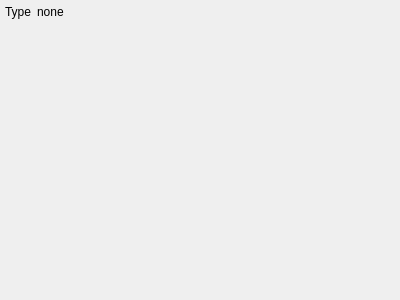
awkwardSpeedEnthusiast/yoyo, file src/gui/propertyWidget/src/property_widget.ui: the form before one commit.
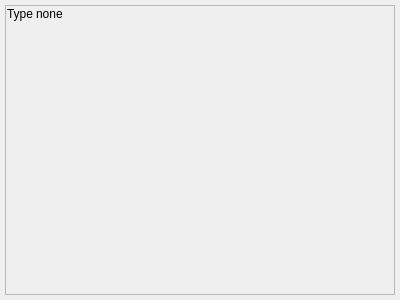
The form after the commit.

Commit message: Wrapped property widget in scroll area

Diff of the .ui file:
```diff
--- a/src/gui/propertyWidget/src/property_widget.ui
+++ b/src/gui/propertyWidget/src/property_widget.ui
@@ -14,27 +14,54 @@
    <string>Properties</string>
   </property>
   <widget class="QWidget" name="dockWidgetContents">
-   <layout class="QFormLayout" name="formLayout">
+   <layout class="QVBoxLayout" name="verticalLayout">
     <property name="sizeConstraint">
      <enum>QLayout::SetNoConstraint</enum>
     </property>
-    <property name="labelAlignment">
-     <set>Qt::AlignBottom|Qt::AlignLeading|Qt::AlignLeft</set>
+    <property name="leftMargin">
+     <number>5</number>
     </property>
+    <property name="topMargin">
+     <number>5</number>
+    </property>
+    <property name="rightMargin">
+     <number>5</number>
+    </property>
+    <property name="bottomMargin">
+     <number>5</number>
+    </property>
+    <item>
+     <widget class="QScrollArea" name="scrollArea">
+      <property name="widgetResizable">
+       <bool>true</bool>
+      </property>
+      <widget class="QWidget" name="content_widget">
+       <property name="geometry">
+        <rect>
+         <x>0</x>
+         <y>0</y>
+         <width>388</width>
+         <height>269</height>
+        </rect>
+       </property>
+       <layout class="QFormLayout" name="formLayout">
     <property name="horizontalSpacing">
-     <number>5</number>
+         <number>2</number>
+        </property>
+        <property name="verticalSpacing">
+         <number>2</number>
     </property>
     <property name="leftMargin">
-     <number>5</number>
+         <number>1</number>
     </property>
     <property name="topMargin">
-     <number>5</number>
+         <number>1</number>
     </property>
     <property name="rightMargin">
-     <number>5</number>
+         <number>1</number>
     </property>
     <property name="bottomMargin">
-     <number>5</number>
+         <number>1</number>
     </property>
     <item row="0" column="0">
      <widget class="QLabel" name="label">
@@ -48,6 +75,10 @@
       <property name="text">
        <string>none</string>
       </property>
+         </widget>
+        </item>
+       </layout>
+      </widget>
      </widget>
     </item>
    </layout>
```
Lines whose indentation alone changed are shown as unchanged. The commit also changes 12 other files.
